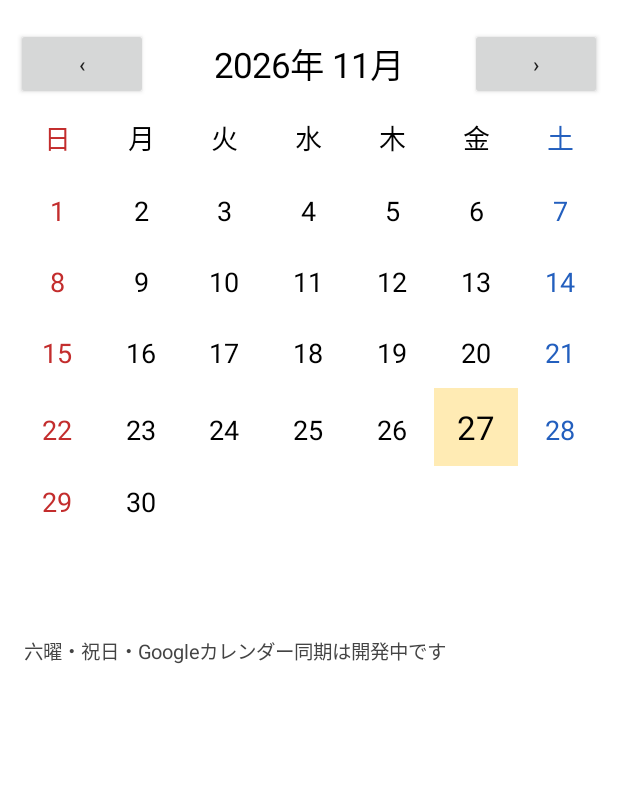
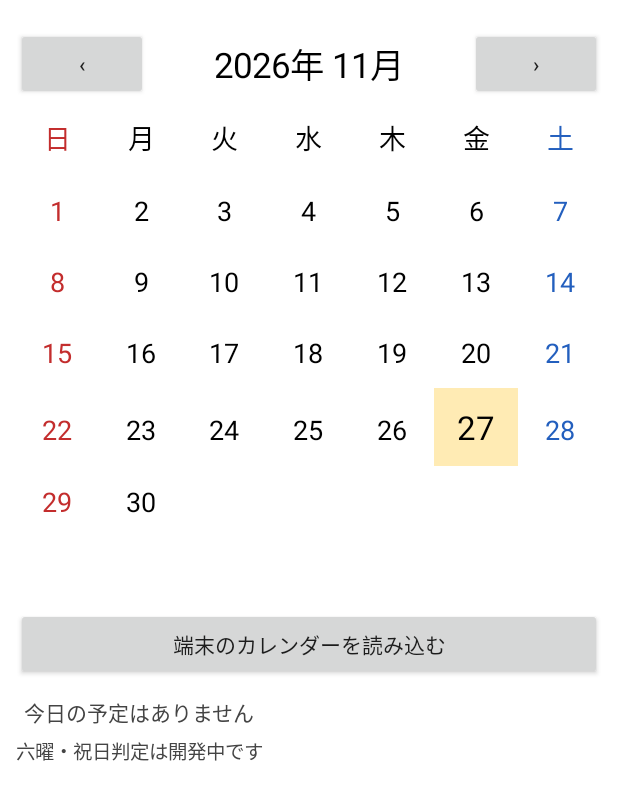
Before and after one commit to kurenn46-max/night-calendar-, an Android app: the screen it shows after launch (MainActivity), on a phone screen of 412 x 824 dp. Shown: the top 800 px of the screen. Run offline under Robolectric (Android 15) with nearby library versions, the phone set to English and light mode, and no system bars.

Commit message:
feat: request calendar permission and show today's events

```diff
--- a/app/src/main/java/com/nightcalendar/MainActivity.kt
+++ b/app/src/main/java/com/nightcalendar/MainActivity.kt
@@ -1,5 +1,7 @@
 package com.nightcalendar
 
+import android.Manifest
+import android.content.pm.PackageManager
 import android.app.Activity
 import android.graphics.Color
 import android.os.Bundle
@@ -19,6 +21,7 @@ class MainActivity : Activity() {
     private var month: YearMonth = YearMonth.now()
     private lateinit var heading: TextView
     private lateinit var calendar: GridLayout
+    private lateinit var eventSummary: TextView
     private val japanese = Locale.JAPAN
 
     override fun onCreate(savedInstanceState: Bundle?) {
@@ -42,11 +45,24 @@ class MainActivity : Activity() {
         root.addView(navigation)
         calendar = GridLayout(this).apply { columnCount = 7 }
         root.addView(calendar)
+        root.addView(Button(this).apply {
+            text = "端末のカレンダーを読み込む"
+            setOnClickListener {
+                if (checkSelfPermission(Manifest.permission.READ_CALENDAR) != PackageManager.PERMISSION_GRANTED)
+                    requestPermissions(arrayOf(Manifest.permission.READ_CALENDAR), 100)
+                else render()
+            }
+        })
+        eventSummary = TextView(this).apply {
+            textSize = 14f
+            setTextColor(Color.DKGRAY)
+            setPadding(8, 16, 8, 8)
+        }
+        root.addView(eventSummary)
         root.addView(TextView(this).apply {
-            text = "六曜・祝日・Googleカレンダー同期は開発中です"
+            text = "六曜・祝日判定は開発中です"
             textSize = 13f
             setTextColor(Color.DKGRAY)
-            setPadding(8, 28, 8, 8)
         })
         setContentView(root)
         render()
@@ -55,6 +71,15 @@ class MainActivity : Activity() {
     private fun render() {
         heading.text = month.format(DateTimeFormatter.ofPattern("yyyy年 M月", japanese))
         calendar.removeAllViews()
+        eventSummary.text = if (checkSelfPermission(Manifest.permission.READ_CALENDAR) == PackageManager.PERMISSION_GRANTED) {
+            try {
+                val events = DeviceCalendarEvents.onDate(this, LocalDate.now())
+                if (events.isEmpty()) "今日の予定はありません"
+                else "今日の予定: " + events.take(4).joinToString(" / ") { it.title }
+            } catch (e: RuntimeException) {
+                "予定を読み込めませんでした"
+            }
+        } else "カレンダーのアクセス許可が必要です"
         val headers = listOf("日", "月", "火", "水", "木", "金", "土")
         for ((index, name) in headers.withIndex()) {
             addCell(name, index, false)
@@ -67,6 +92,11 @@ class MainActivity : Activity() {
             val label = if (inMonth) date.dayOfMonth.toString() else ""
             addCell(label, slot % 7, inMonth && date == today)
         }
+    }
+
+    override fun onRequestPermissionsResult(requestCode: Int, permissions: Array<out String>, grantResults: IntArray) {
+        super.onRequestPermissionsResult(requestCode, permissions, grantResults)
+        if (requestCode == 100) render()
     }
 
     private fun addCell(label: String, column: Int, today: Boolean) {
```
